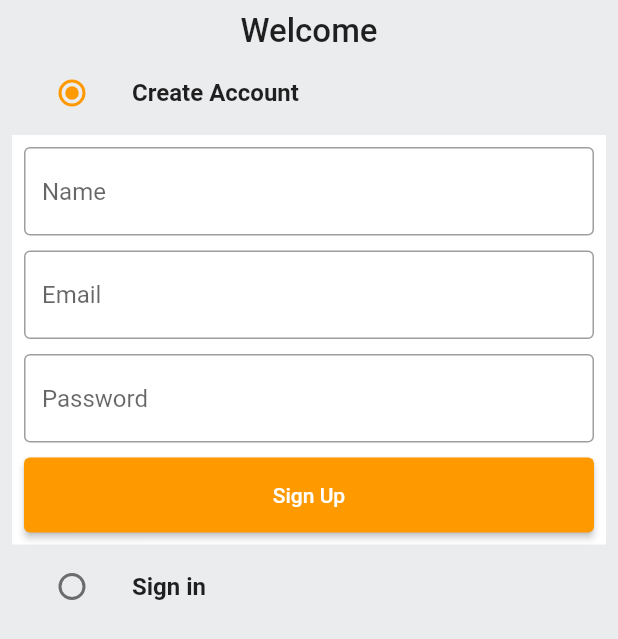
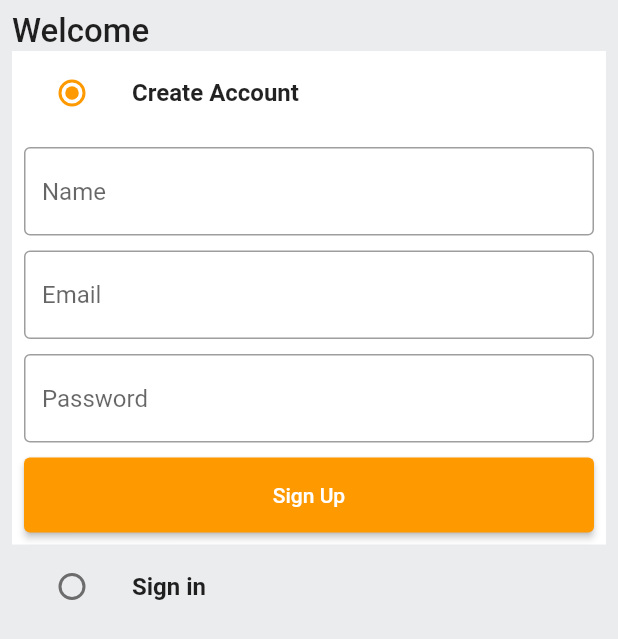
Before and after one commit to anishkha02/E-Commerce-App, a Flutter app: the screen it shows after launch, on a phone screen of 412 x 824 dp. Shown: the top 639 px of the screen. Run offline on Flutter 3.47's test engine with Material 2 defaults, Android fonts, the phone set to English and light mode, and no system bars.

Commit message:
node code

```diff
--- a/lib/features/auth/screens/auth_screen.dart
+++ b/lib/features/auth/screens/auth_screen.dart
@@ -40,6 +40,7 @@ class _AuthScreenState extends State<AuthScreen> {
         child: Padding(
           padding:const EdgeInsets.all(8.0),
           child: Column(
+            crossAxisAlignment: CrossAxisAlignment.start,
              children: [
                  const Text('Welcome',
                  style: TextStyle(
@@ -48,6 +49,9 @@ class _AuthScreenState extends State<AuthScreen> {
                  ),
                  ),
                  ListTile(
+                  tileColor: _auth==Auth.signup ?
+                  GlobalVariables.backgroundColor :
+                  GlobalVariables.greyBackgroundCOlor ,
                   title: const Text(
                     'Create Account',
                     style: TextStyle(
@@ -103,6 +107,9 @@ class _AuthScreenState extends State<AuthScreen> {
 
 
                  ListTile(
+                   tileColor: _auth==Auth.signin ?
+                  GlobalVariables.backgroundColor :
+                  GlobalVariables.greyBackgroundCOlor ,
                   title: const Text(
                     'Sign in',
                     style: TextStyle(
@@ -120,7 +127,35 @@ class _AuthScreenState extends State<AuthScreen> {
                     },
 
                     ),
-                 )
+                 ),
+
+                 if(_auth ==Auth.signin)
+                Container(
+                  padding: const EdgeInsets.all(8),
+                  color: GlobalVariables.backgroundColor,
+                  child: Form(
+                    key: _signInFormKey,
+                    child:Column(
+                      children: [
+                        CustomTextField(
+                          controller: _emailController,
+                          hintText: 'Email',
+                          ),
+                           const SizedBox(height:10),
+                        CustomTextField(
+                          controller: _passwordController,
+                          hintText: 'Password',
+                          ),
+                        const SizedBox(height: 10,),
+                        CustomButton(
+                          text:'Sign In',
+                          onTap: (){
+
+                        },)
+                      ],
+                    ),
+                  ),
+                ),
              ],
           ),
         ),
--- a/lib/main.dart
+++ b/lib/main.dart
@@ -13,6 +13,7 @@ class MyApp extends StatelessWidget {
   @override
   Widget build(BuildContext context) {
     return MaterialApp(
+      debugShowCheckedModeBanner: false,
       title: 'E-Commerce App',
       theme: ThemeData(
         scaffoldBackgroundColor: GlobalVariables.backgroundColor,
```
Also changed, not shown: 4 other files.
